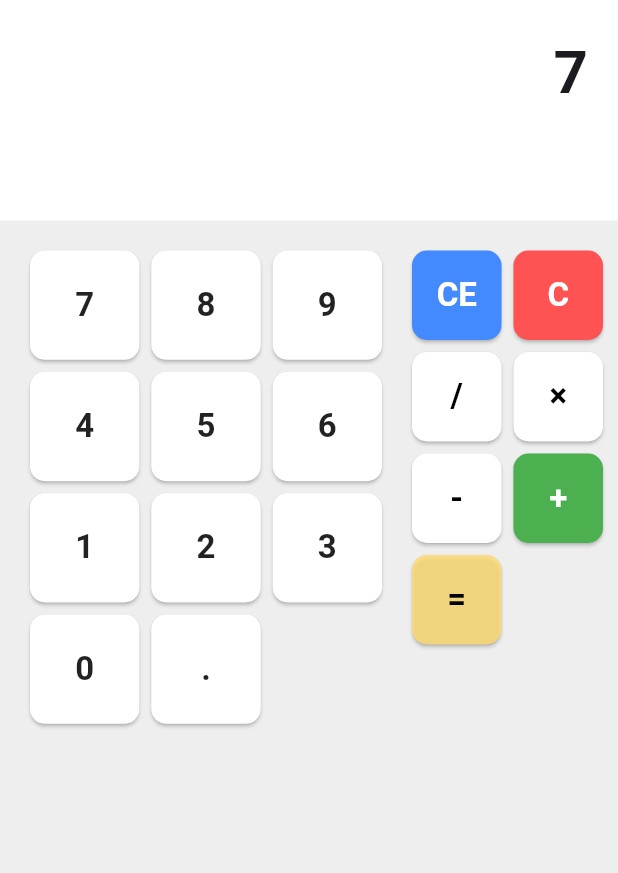
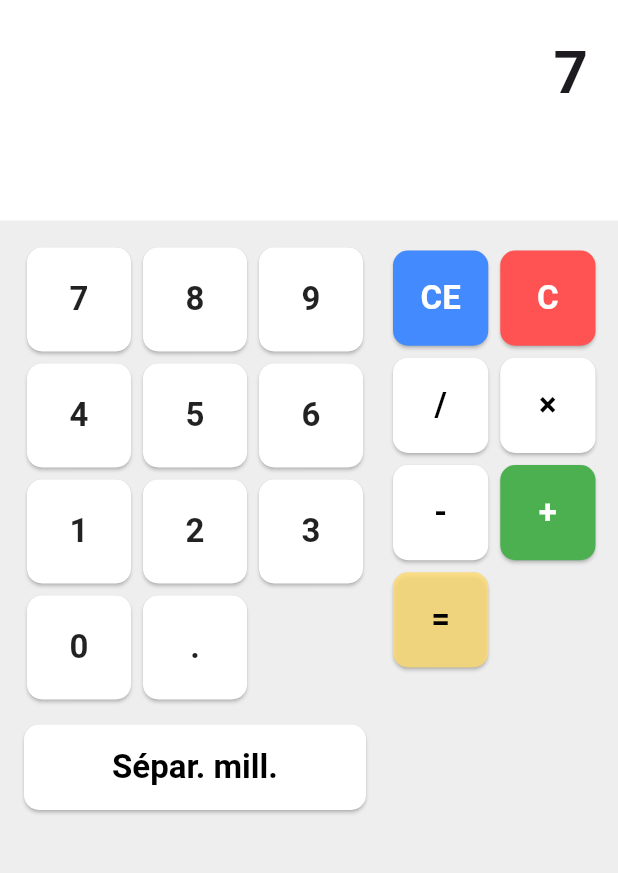
Before and after one commit to DjibrilDia1/cal_flut, a Flutter app: the screen it shows after launch, after a tap on an icon or button, on a phone screen of 412 x 824 dp, the part 84-957 px from its top. Run offline on Flutter 3.47's test engine with Material 3 defaults, Android fonts, the phone set to English and light mode, and no system bars; our stand-ins replace math_expressions.

Commit message:
Meilleur diposition du clavier

```diff
--- a/lib/main.dart
+++ b/lib/main.dart
@@ -14,9 +14,9 @@ class Calculatrice extends StatelessWidget {
   Widget build(BuildContext context) {
     return MaterialApp(
       title: "Calculatrice",
+      // Pour enlever la baniere a droite
       debugShowCheckedModeBanner: false,
       theme: ThemeData(
-        primarySwatch: Colors.blue,
         scaffoldBackgroundColor: Colors.grey[200],
       ),
       home: CalculatricePage(),
@@ -40,13 +40,13 @@ class CalculatricePageState extends State<CalculatricePage> {
     return Scaffold(
       appBar: AppBar(
         title: const Text("Ma Calculatrice simple"),
+        backgroundColor: const Color.fromARGB(255, 247, 246, 246),
         centerTitle: true,
       ),
       body: Column(
-        mainAxisAlignment: MainAxisAlignment.end,
         children: [
           zoneAffichage(display, result),
-          Expanded(child: clavier(onButtonClick)),
+          clavier(onButtonClick)
         ],
       ),
     );
--- a/lib/services/button.dart
+++ b/lib/services/button.dart
@@ -7,8 +7,6 @@ Widget createButton(
   Function(String) onButtonClick,
 ) {
   return SizedBox(
-    width: 70, // Taille uniforme
-    height: 70, // Même taille pour tous
     child: ElevatedButton(
       onPressed: () => onButtonClick(text),
       style: ElevatedButton.styleFrom(
--- a/lib/services/clavier.dart
+++ b/lib/services/clavier.dart
@@ -3,31 +3,56 @@ import 'button.dart';
 
 Widget clavier(Function(String) onButtonClick) {
   return Row(
+    crossAxisAlignment: CrossAxisAlignment.start,
     mainAxisAlignment: MainAxisAlignment.spaceBetween,
     children: [
       // Partie gauche : chiffres
-      Expanded(
-        flex: 2,
-        child: GridView.count(
-          crossAxisCount: 3,
-          padding: const EdgeInsets.all(20),
-          mainAxisSpacing: 8,
-          crossAxisSpacing: 8,
+      SizedBox(
+        width: 260, // largeur fixe pour les chiffres
+        child: Column(
           children: [
-            for (var text in ['7', '8', '9', '4', '5', '6', '1', '2', '3', '0', '.'])
-              createButton(text, Colors.white, Colors.black87, onButtonClick),
+            // Grille chiffres
+            SizedBox(
+              height: 320, // hauteur fixe
+              child: GridView.count(
+                crossAxisCount: 3,
+                padding: const EdgeInsets.all(18),
+                mainAxisSpacing: 8,
+                crossAxisSpacing: 8,
+                childAspectRatio: 1.0,
+                children: [
+                  for (var text in [
+                    '7', '8', '9', '4', '5', '6', '1', '2', '3', '0', '.'
+                  ])
+                    createButton(text, Colors.white, Colors.black87, onButtonClick),
+                ],
+              ),
+            ),
+            // Bouton Sépar. mill.
+            SizedBox(
+              height: 90,
+              child: GridView.count(
+                crossAxisCount: 1,
+                padding: const EdgeInsets.all(16),
+                childAspectRatio: 8 / 2,
+                children: [
+                  createButton("Sépar. mill.", Colors.white, Colors.black, onButtonClick),
+                ],
+              ),
+            ),
           ],
         ),
       ),
-
       // Partie droite : opérateurs
-      Expanded(
-        flex: 1,
+      SizedBox(
+        width: 150, // largeur fixe pour les opérateurs
+        height: 440, // hauteur fixe pour correspondre à la gauche
         child: GridView.count(
           crossAxisCount: 2,
-          padding: const EdgeInsets.only(top: 20, right: 10),
+          padding: const EdgeInsets.only(top: 20, right: 15),
           mainAxisSpacing: 8,
           crossAxisSpacing: 8,
+          childAspectRatio: 1.0,
           children: [
             createButton('CE', Colors.blueAccent, Colors.white, onButtonClick),
             createButton('C', Colors.redAccent, Colors.white, onButtonClick),
@@ -35,7 +60,12 @@ Widget clavier(Function(String) onButtonClick) {
             createButton('×', Colors.white, Colors.black, onButtonClick),
             createButton('-', Colors.white, Colors.black, onButtonClick),
             createButton('+', Colors.green, Colors.white, onButtonClick),
-            createButton('=', const Color.fromARGB(206, 255, 220, 114), Colors.black, onButtonClick),
+            createButton(
+              '=',
+              const Color.fromARGB(206, 255, 220, 114),
+              Colors.black,
+              onButtonClick,
+            ),
           ],
         ),
       ),
--- a/lib/services/display.dart
+++ b/lib/services/display.dart
@@ -8,6 +8,7 @@ Widget zoneAffichage(String display, String result) {
     child: Column(
       crossAxisAlignment: CrossAxisAlignment.stretch,
       children: [
+        // Affichage
         Align(
           alignment: Alignment.centerRight,
           child: Text(
@@ -16,6 +17,7 @@ Widget zoneAffichage(String display, String result) {
           ),
         ),
         const SizedBox(height: 10),
+        // Resultat
         Align(
           alignment: Alignment.centerLeft,
           child: Text(
```
Lines whose indentation alone changed are shown as unchanged.
